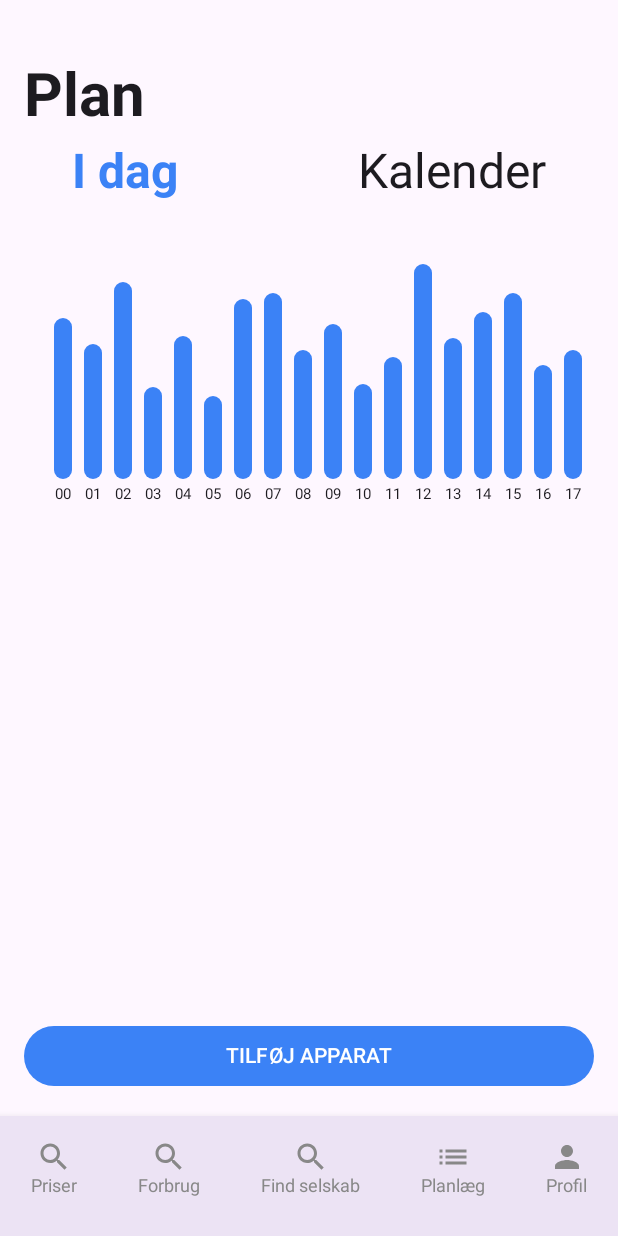
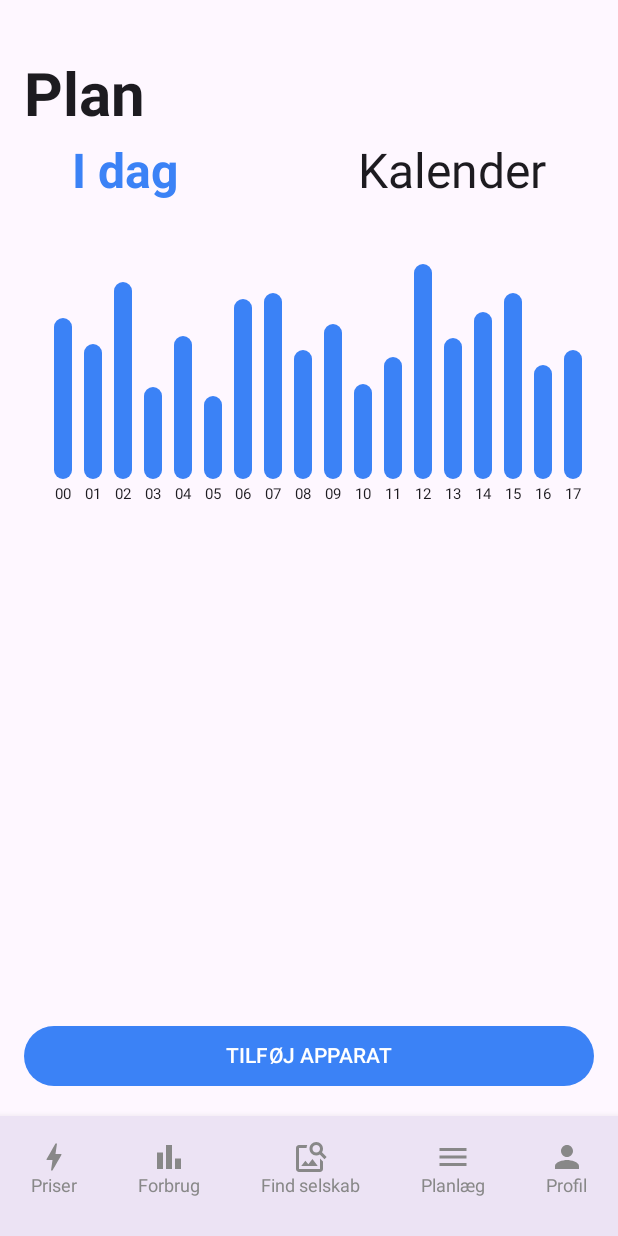
Before and after one commit to njgroenbech/Min-str-m-planl-gning, an Android app built with Jetpack Compose: the screen it shows after launch (MainActivity), on a phone screen of 412 x 824 dp. Run offline under Robolectric (Android 15) with nearby library versions, the phone set to English and light mode, and no system bars; our stand-ins replace Firebase (no records; nobody signed in at launch, a user with empty details on screens opened directly).

Commit message:
Added new icons to navbar

```diff
--- a/app/build.gradle.kts
+++ b/app/build.gradle.kts
@@ -72,6 +72,7 @@ dependencies {
     implementation(libs.androidx.lifecycle.viewmodel.compose)
     implementation("com.squareup.retrofit2:retrofit:2.9.0")
     implementation ("com.squareup.retrofit2:converter-gson:2.9.0")
+    implementation("androidx.compose.material:material-icons-extended:1.5.0")
     implementation(libs.firebase.firestore.ktx)
     testImplementation(libs.junit)
     androidTestImplementation(libs.androidx.junit)
--- a/app/src/main/java/com/example/minstrmplanlgning/Presentation/Navigation/NavigationBar.kt
+++ b/app/src/main/java/com/example/minstrmplanlgning/Presentation/Navigation/NavigationBar.kt
@@ -2,6 +2,8 @@ import androidx.compose.foundation.clickable
 import androidx.compose.foundation.layout.*
 import androidx.compose.material.icons.Icons
 import androidx.compose.material.icons.filled.*
+import androidx.compose.material.icons.outlined.Lock
+import androidx.compose.material.icons.sharp.Refresh
 import androidx.compose.material3.Icon
 import androidx.compose.material3.Surface
 import androidx.compose.material3.Text
@@ -13,14 +15,15 @@ import androidx.compose.ui.unit.dp
 import androidx.compose.ui.unit.sp
 import androidx.navigation.NavController
 import com.example.minstrmplanlgning.domain.model.NavItem
+import androidx.compose.material.icons.filled.Bolt
 
 @Composable
 fun NavigationBar(navController: NavController) {
     val navItems = listOf(
-        NavItem("Priser", Icons.Default.Search),
-        NavItem("Forbrug", Icons.Default.Search),
-        NavItem("Find selskab", Icons.Default.Search),
-        NavItem("Planlæg", Icons.Default.List),
+        NavItem("Priser", Icons.Default.Bolt),
+        NavItem("Forbrug", Icons.Default.BarChart),
+        NavItem("Find selskab", Icons.Default.ImageSearch),
+        NavItem("Planlæg", Icons.Default.Menu),
         NavItem("Profil", Icons.Default.Person)
     )
 
```
